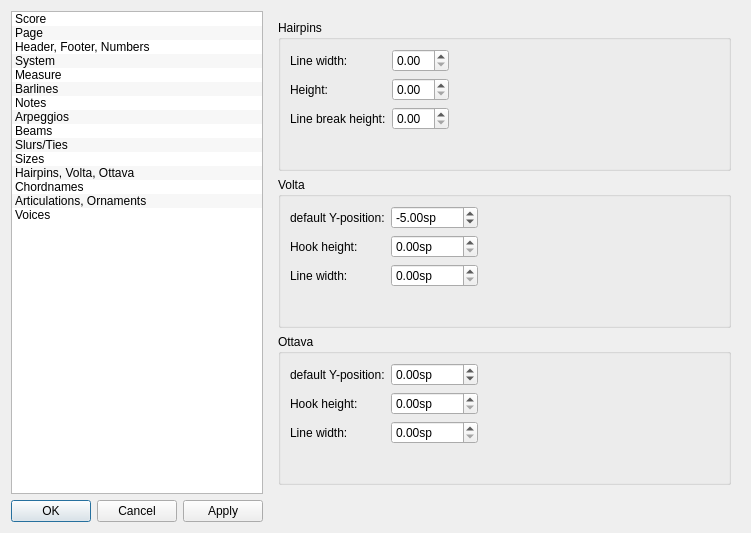
The window that mscore/mscore/editstyle.ui (musescore/musescore-old) describes before a commit, drawn with Qt 5.
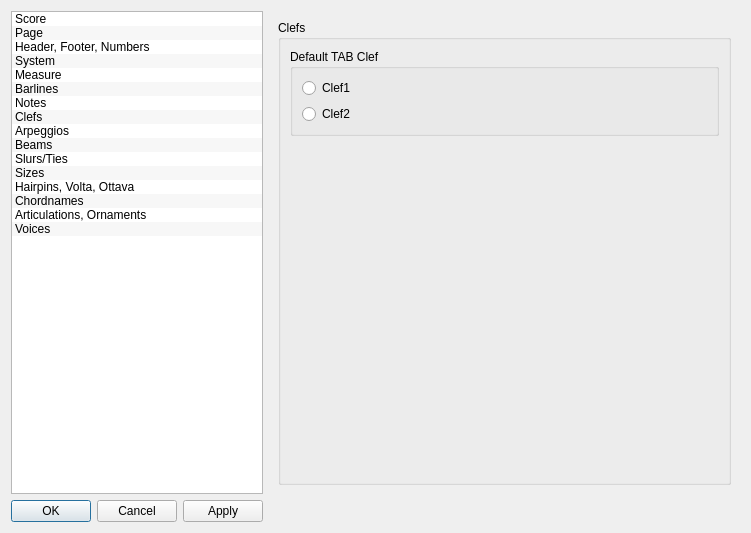
The same window after the commit. Icons and pictures are not drawn.

Patch:
```diff
--- a/mscore/mscore/editstyle.ui
+++ b/mscore/mscore/editstyle.ui
@@ -6,7 +6,7 @@
    <rect>
     <x>0</x>
     <y>0</y>
-    <width>747</width>
+    <width>748</width>
     <height>500</height>
    </rect>
   </property>
@@ -14,106 +14,6 @@
    <string>MuseScore: Edit Style</string>
   </property>
   <layout class="QGridLayout" name="gridLayout_11">
-   <item row="0" column="0">
-    <widget class="QListWidget" name="pageList">
-     <property name="sizePolicy">
-      <sizepolicy hsizetype="Preferred" vsizetype="Expanding">
-       <horstretch>2</horstretch>
-       <verstretch>0</verstretch>
-      </sizepolicy>
-     </property>
-     <property name="horizontalScrollBarPolicy">
-      <enum>Qt::ScrollBarAlwaysOff</enum>
-     </property>
-     <property name="alternatingRowColors">
-      <bool>true</bool>
-     </property>
-     <property name="resizeMode">
-      <enum>QListView::Fixed</enum>
-     </property>
-     <property name="uniformItemSizes">
-      <bool>true</bool>
-     </property>
-     <property name="currentRow">
-      <number>-1</number>
-     </property>
-     <item>
-      <property name="text">
-       <string>Score</string>
-      </property>
-     </item>
-     <item>
-      <property name="text">
-       <string>Page</string>
-      </property>
-     </item>
-     <item>
-      <property name="text">
-       <string>Header, Footer, Numbers</string>
-      </property>
-     </item>
-     <item>
-      <property name="text">
-       <string>System</string>
-      </property>
-     </item>
-     <item>
-      <property name="text">
-       <string>Measure</string>
-      </property>
-     </item>
-     <item>
-      <property name="text">
-       <string>Barlines</string>
-      </property>
-     </item>
-     <item>
-      <property name="text">
-       <string>Notes</string>
-      </property>
-     </item>
-     <item>
-      <property name="text">
-       <string>Arpeggios</string>
-      </property>
-     </item>
-     <item>
-      <property name="text">
-       <string>Beams</string>
-      </property>
-     </item>
-     <item>
-      <property name="text">
-       <string>Slurs/Ties</string>
-      </property>
-     </item>
-     <item>
-      <property name="text">
-       <string>Sizes</string>
-      </property>
-     </item>
-     <item>
-      <property name="text">
-       <string>Hairpins, Volta, Ottava</string>
-      </property>
-     </item>
-     <item>
-      <property name="text">
-       <string>Chordnames</string>
-      </property>
-     </item>
-     <item>
-      <property name="text">
-       <string>Articulations, Ornaments</string>
-      </property>
-     </item>
-     <item>
-      <property name="text">
-       <string>Voices</string>
-      </property>
-     </item>
-    </widget>
-   </item>
    <item row="1" column="0">
     <layout class="QHBoxLayout">
      <property name="spacing">
@@ -140,7 +40,7 @@
       </sizepolicy>
      </property>
      <property name="currentIndex">
-      <number>11</number>
+      <number>7</number>
      </property>
      <widget class="QWidget" name="Seite_5">
       <layout class="QVBoxLayout" name="verticalLayout_20">
@@ -2217,6 +2117,55 @@
        </item>
       </layout>
      </widget>
+     <widget class="QWidget" name="page_3">
+      <layout class="QVBoxLayout" name="verticalLayout_27">
+       <item>
+        <widget class="QGroupBox" name="groupBox_17">
+         <property name="title">
+          <string>Clefs</string>
+         </property>
+         <layout class="QVBoxLayout" name="verticalLayout_28">
+          <item>
+           <widget class="QGroupBox" name="groupBox_18">
+            <property name="title">
+             <string>Default TAB Clef</string>
+            </property>
+            <layout class="QVBoxLayout" name="verticalLayout_29">
+             <item>
+              <widget class="QRadioButton" name="clefTab1">
+               <property name="text">
+                <string>Clef1</string>
+               </property>
+              </widget>
+             </item>
+             <item>
+              <widget class="QRadioButton" name="clefTab2">
+               <property name="text">
+                <string>Clef2</string>
+               </property>
+              </widget>
+             </item>
+            </layout>
+           </widget>
+          </item>
+          <item>
+           <spacer name="verticalSpacer_15">
+            <property name="orientation">
+             <enum>Qt::Vertical</enum>
+            </property>
+            <property name="sizeHint" stdset="0">
+             <size>
+              <width>20</width>
+              <height>328</height>
+             </size>
+            </property>
+           </spacer>
+          </item>
+         </layout>
+        </widget>
+       </item>
+      </layout>
+     </widget>
      <widget class="QWidget" name="page">
       <layout class="QVBoxLayout" name="verticalLayout_15">
        <item>
@@ -3299,6 +3248,111 @@
      </widget>
     </widget>
    </item>
+   <item row="0" column="0">
+    <widget class="QListWidget" name="pageList">
+     <property name="sizePolicy">
+      <sizepolicy hsizetype="Preferred" vsizetype="Expanding">
+       <horstretch>2</horstretch>
+       <verstretch>0</verstretch>
+      </sizepolicy>
+     </property>
+     <property name="horizontalScrollBarPolicy">
+      <enum>Qt::ScrollBarAlwaysOff</enum>
+     </property>
+     <property name="alternatingRowColors">
+      <bool>true</bool>
+     </property>
+     <property name="resizeMode">
+      <enum>QListView::Fixed</enum>
+     </property>
+     <property name="uniformItemSizes">
+      <bool>true</bool>
+     </property>
+     <property name="currentRow">
+      <number>-1</number>
+     </property>
+     <item>
+      <property name="text">
+       <string>Score</string>
+      </property>
+     </item>
+     <item>
+      <property name="text">
+       <string>Page</string>
+      </property>
+     </item>
+     <item>
+      <property name="text">
+       <string>Header, Footer, Numbers</string>
+      </property>
+     </item>
+     <item>
+      <property name="text">
+       <string>System</string>
+      </property>
+     </item>
+     <item>
+      <property name="text">
+       <string>Measure</string>
+      </property>
+     </item>
+     <item>
+      <property name="text">
+       <string>Barlines</string>
+      </property>
+     </item>
+     <item>
+      <property name="text">
+       <string>Notes</string>
+      </property>
+     </item>
+     <item>
+      <property name="text">
+       <string>Clefs</string>
+      </property>
+     </item>
+     <item>
+      <property name="text">
+       <string>Arpeggios</string>
+      </property>
+     </item>
+     <item>
+      <property name="text">
+       <string>Beams</string>
+      </property>
+     </item>
+     <item>
+      <property name="text">
+       <string>Slurs/Ties</string>
+      </property>
+     </item>
+     <item>
+      <property name="text">
+       <string>Sizes</string>
+      </property>
+     </item>
+     <item>
+      <property name="text">
+       <string>Hairpins, Volta, Ottava</string>
+      </property>
+     </item>
+     <item>
+      <property name="text">
+       <string>Chordnames</string>
+      </property>
+     </item>
+     <item>
+      <property name="text">
+       <string>Articulations, Ornaments</string>
+      </property>
+     </item>
+     <item>
+      <property name="text">
+       <string>Voices</string>
+      </property>
+     </item>
+    </widget>
+   </item>
   </layout>
  </widget>
  <resources>
```
